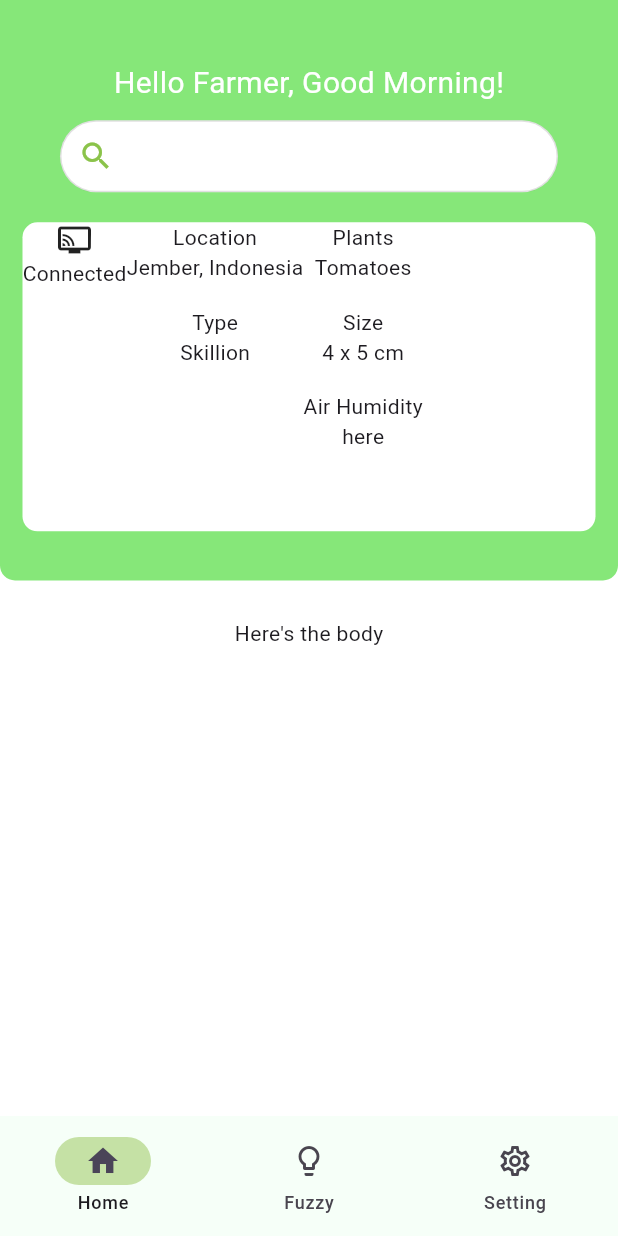
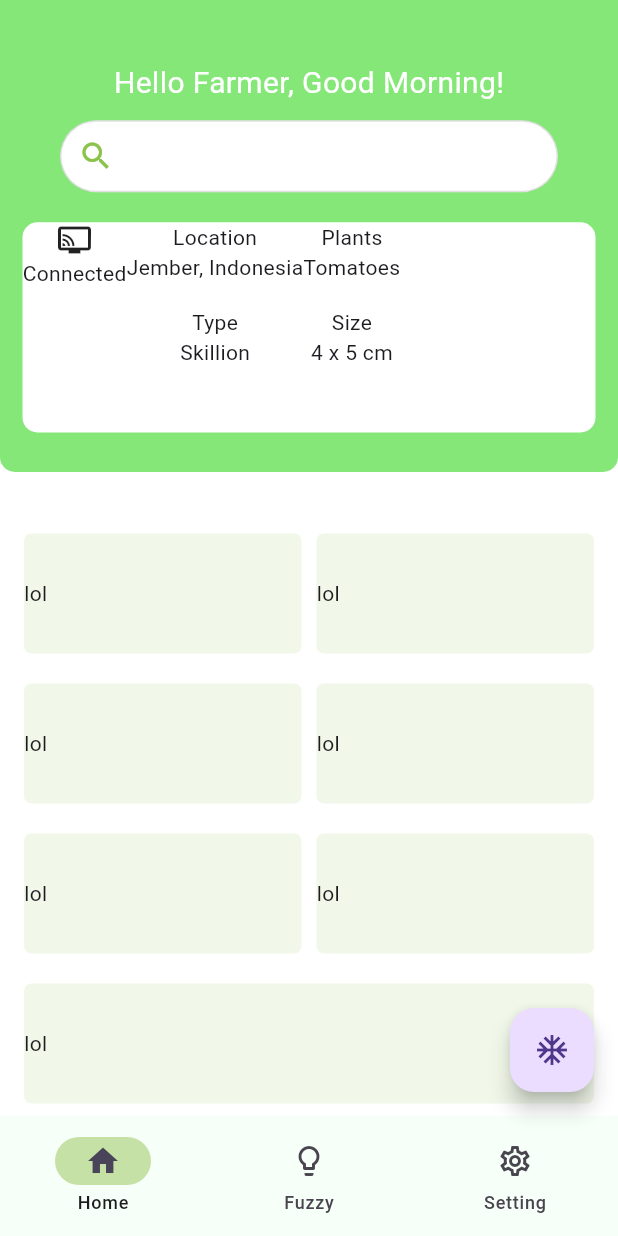
Before and after one commit to lanceyard/006-air-temperature-app, a Flutter app: the screen it shows after launch, on a phone screen of 412 x 824 dp. Run offline on Flutter 3.47's test engine with Material 3 defaults, Android fonts, the phone set to English and light mode, and no system bars; our stand-ins replace firebase_core, firebase_database; accounts and stored records are empty.

Commit message:
feat: update layout and add provider

```diff
--- a/lib/main.dart
+++ b/lib/main.dart
@@ -1,8 +1,10 @@
 import 'package:firebase_core/firebase_core.dart';
-import 'package:firebase_database/firebase_database.dart';
 import 'package:flutter/material.dart';
 import 'package:flutter/services.dart';
+import 'package:provider/provider.dart';
 import 'package:suhu_udara/presentation/home_screen/home_page.dart';
+import 'package:suhu_udara/provider/controller_provider.dart';
+import 'package:suhu_udara/provider/counter_provider.dart';
 
 import 'firebase_options.dart';
 
@@ -11,7 +13,6 @@ Future<void> main() async {
   await Firebase.initializeApp(
     options: DefaultFirebaseOptions.currentPlatform,
   );
-  FirebaseDatabase database = FirebaseDatabase.instance;
   // main will always not be reloaded
   runApp(const SuhuMaterial());
 }
@@ -33,9 +34,15 @@ class SuhuMaterial extends StatelessWidget {
       // statusBarColor: Color(0xFF86E779)
     ));
 
-    return const MaterialApp(
-      home: Home(),
-      debugShowCheckedModeBanner: false,
+    return MultiProvider(
+      providers: [
+        ChangeNotifierProvider(create: (context) => CounterProvider()),
+        ChangeNotifierProvider(create: (context) => ControllerProvider())
+      ],
+      child: const MaterialApp(
+        home: Home(),
+        debugShowCheckedModeBanner: false,
+      ),
     );
   }
 }
--- /dev/null
+++ b/lib/presentation/custom_widgets.dart
@@ -0,0 +1,34 @@
+// TODO: For Repeated Widget
+
+import 'package:flutter/material.dart';
+
+class ExpandedContainer extends StatefulWidget {
+  const ExpandedContainer({super.key, required this.children, this.color});
+
+  final List<Widget> children;
+  final Color? color;
+
+  @override
+  State<ExpandedContainer> createState() => _ExpandedContainerState();
+}
+
+class _ExpandedContainerState extends State<ExpandedContainer> {
+  @override
+  Widget build(BuildContext context) {
+    return Expanded(
+      child: Container(
+        margin: EdgeInsets.symmetric(vertical: 10),
+        height: 80.0,
+        // Set your desired height
+        decoration: BoxDecoration(
+          color: widget.color != null ? widget.color : Colors.lightGreen[50],
+          // Set your desired color
+          borderRadius: BorderRadius.all(Radius.circular(5)),
+        ),
+        child: Row(
+          children: widget.children,
+        ),
+      ),
+    );
+  }
+}
--- /dev/null
+++ b/lib/presentation/fuzzy_screen/fuzzy_page.dart
@@ -0,0 +1,37 @@
+import 'package:flutter/material.dart';
+import 'package:provider/provider.dart';
+import 'package:suhu_udara/provider/counter_provider.dart';
+
+class FuzzyPage extends StatefulWidget {
+  const FuzzyPage({super.key});
+
+  @override
+  State<FuzzyPage> createState() => _FuzzyPageState();
+}
+
+class _FuzzyPageState extends State<FuzzyPage> {
+  @override
+  Widget build(BuildContext context) {
+    return Scaffold(
+      body: Center(
+        child: Column(
+          mainAxisSize: MainAxisSize.min,
+          children: [Text(context.watch<CounterProvider>().value.toString())],
+        ),
+      ),
+      floatingActionButton: Column(
+        mainAxisSize: MainAxisSize.min,
+        children: [
+          FloatingActionButton(
+            onPressed: () => context.read<CounterProvider>().increment(),
+            child: Icon(Icons.add),
+          ),
+          FloatingActionButton(
+            onPressed: () => context.read<CounterProvider>().decrement(),
+            child: Icon(Icons.remove),
+          ),
+        ],
+      ),
+    );
+  }
+}
--- /dev/null
+++ b/lib/presentation/home_screen/body_section.dart
@@ -0,0 +1,70 @@
+import 'package:flutter/material.dart';
+import 'package:suhu_udara/presentation/custom_widgets.dart';
+
+class BodySection extends StatelessWidget {
+  const BodySection({super.key});
+
+  @override
+  Widget build(BuildContext context) {
+    return Padding(
+        padding: EdgeInsets.all(16.0),
+        child: Column(
+          mainAxisSize: MainAxisSize.min,
+          children: [
+            Row(
+              children: [
+                ExpandedContainer(children: [
+                  Text("lol"),
+                ]),
+                SizedBox(
+                  width: 10,
+                ),
+                ExpandedContainer(children: [
+                  Text("lol"),
+                ]),
+              ],
+            ),
+            Row(
+              children: [
+                ExpandedContainer(children: [
+                  Text("lol"),
+                ]),
+                SizedBox(
+                  width: 10,
+                ),
+                ExpandedContainer(children: [
+                  Text("lol"),
+                ]),
+              ],
+            ),
+            Row(
+              children: [
+                ExpandedContainer(children: [
+                  Text("lol"),
+                ]),
+                SizedBox(
+                  width: 10,
+                ),
+                ExpandedContainer(children: [
+                  Text("lol"),
+                ]),
+              ],
+            ),
+            Row(
+              children: [
+                ExpandedContainer(children: [
+                  Text("lol"),
+                ]),
+              ],
+            ),
+            Row(
+              children: [
+                ExpandedContainer(children: [
+                  Text("lol"),
+                ]),
+              ],
+            ),
+          ],
+        ));
+  }
+}
--- a/lib/presentation/home_screen/header_section.dart
+++ b/lib/presentation/home_screen/header_section.dart
@@ -1,4 +1,3 @@
-import 'package:firebase_database/firebase_database.dart';
 import 'package:flutter/material.dart';
 
 class HeaderSection extends StatefulWidget {
@@ -9,19 +8,6 @@ class HeaderSection extends StatefulWidget {
 }
 
 class _HeaderSectionState extends State<HeaderSection> {
-  late DatabaseReference _ref;
-
-  @override
-  void initState() {
-    // TODO: implement initState
-    DatabaseReference airHumidity = FirebaseDatabase.instance.ref();
-    airHumidity.onValue.listen((DatabaseEvent event) {
-      final data = event.snapshot.value;
-      print("Debug: $data");
-    });
-    super.initState();
-  }
-
   @override
   Widget build(BuildContext context) {
     Size size = MediaQuery.of(context).size;
@@ -29,12 +15,12 @@ class _HeaderSectionState extends State<HeaderSection> {
       color: Colors.white,
     );
     return SizedBox(
-      height: size.height * 0.50,
+      height: size.height * 0.40,
       child: Stack(
         children: [
           // green thingy container
           Container(
-            height: size.height * 0.50 - 25,
+            height: size.height * 0.40 - 15,
             width: double.infinity,
             decoration: const BoxDecoration(
                 color: Color(0xFF86E779),
@@ -53,6 +39,9 @@ class _HeaderSectionState extends State<HeaderSection> {
                     fontSize: 20,
                   ),
                 ),
+
+                // body of the after search field, greeny thing background white
+                // container
                 Container(
                   margin:
                       const EdgeInsets.symmetric(horizontal: 40, vertical: 10),
@@ -84,11 +73,9 @@ class _HeaderSectionState extends State<HeaderSection> {
                   ),
                 ),
 
-                // body of the after search field, greeny thing background white
-                // container
                 Container(
                   width: double.infinity,
-                  height: size.height * 0.25,
+                  height: size.height * 0.17,
                   decoration: const BoxDecoration(
                       color: Color(0xFFFFFFFF),
                       borderRadius: BorderRadius.all(Radius.circular(10))),
@@ -125,16 +112,11 @@ class _HeaderSectionState extends State<HeaderSection> {
                           ),
                           Text("Size"),
                           Text("4 x 5 cm"),
-                          SizedBox(
-                            height: size.height * 0.02,
-                          ),
-                          Text("Air Humidity"),
-                          Text("here"),
                         ],
                       ),
                     ],
                   ),
-                )
+                ),
               ],
             ),
           ),
--- a/lib/presentation/home_screen/home_page.dart
+++ b/lib/presentation/home_screen/home_page.dart
@@ -1,5 +1,9 @@
 import 'package:flutter/material.dart';
+import 'package:provider/provider.dart';
+import 'package:suhu_udara/presentation/fuzzy_screen/fuzzy_page.dart';
+import 'package:suhu_udara/presentation/home_screen/body_section.dart';
 import 'package:suhu_udara/presentation/home_screen/header_section.dart';
+import 'package:suhu_udara/provider/controller_provider.dart';
 
 class Home extends StatefulWidget {
   const Home({super.key});
@@ -17,20 +21,19 @@ class _HomeState extends State<Home> {
       backgroundColor: Colors.white,
       body: <Widget>[
         // Here's the body
-        SingleChildScrollView(
+        // Separate it to each page again
+        const SingleChildScrollView(
           scrollDirection: Axis.vertical,
           child: Column(
             children: [
               // header
               HeaderSection(),
-
-              // body
-              Text("Here's the body")
+              BodySection()
             ],
           ),
         ),
-        Text("Here's the body"),
-        Text("Here's the ")
+        FuzzyPage(),
+        Text("Here's the Setting")
       ][currentPageIndex],
       bottomNavigationBar: NavigationBar(
         onDestinationSelected: (int index) {
@@ -60,6 +63,10 @@ class _HomeState extends State<Home> {
           ),
         ],
       ),
+      floatingActionButton: FloatingActionButton(
+        onPressed: () => context.read<ControllerProvider>().getEverything(),
+        child: Icon(Icons.ac_unit_outlined),
+      ),
     );
   }
 }
--- /dev/null
+++ b/lib/provider/controller_provider.dart
@@ -0,0 +1,13 @@
+import 'package:firebase_database/firebase_database.dart';
+import 'package:flutter/cupertino.dart';
+
+class ControllerProvider extends ChangeNotifier {
+  void getEverything() {
+    DatabaseReference _ref;
+    _ref = FirebaseDatabase.instance.ref();
+    _ref.onValue.listen((DatabaseEvent event) {
+      final data = event.snapshot.value;
+      print("Debug: $data");
+    });
+  }
+}
--- /dev/null
+++ b/lib/provider/counter_provider.dart
@@ -0,0 +1,17 @@
+import 'package:flutter/cupertino.dart';
+
+class CounterProvider extends ChangeNotifier {
+  int value;
+
+  CounterProvider({this.value = 0});
+
+  void increment() {
+    value++;
+    notifyListeners();
+  }
+
+  void decrement() {
+    value--;
+    notifyListeners();
+  }
+}
--- a/pubspec.yaml
+++ b/pubspec.yaml
@@ -37,6 +37,7 @@ dependencies:
   cupertino_icons: ^1.0.2
   firebase_core: ^2.25.4
   firebase_database: ^10.4.6
+  provider: ^6.1.1
 
 dev_dependencies:
   flutter_test:
```
Also changed, not shown: pubspec.lock.
